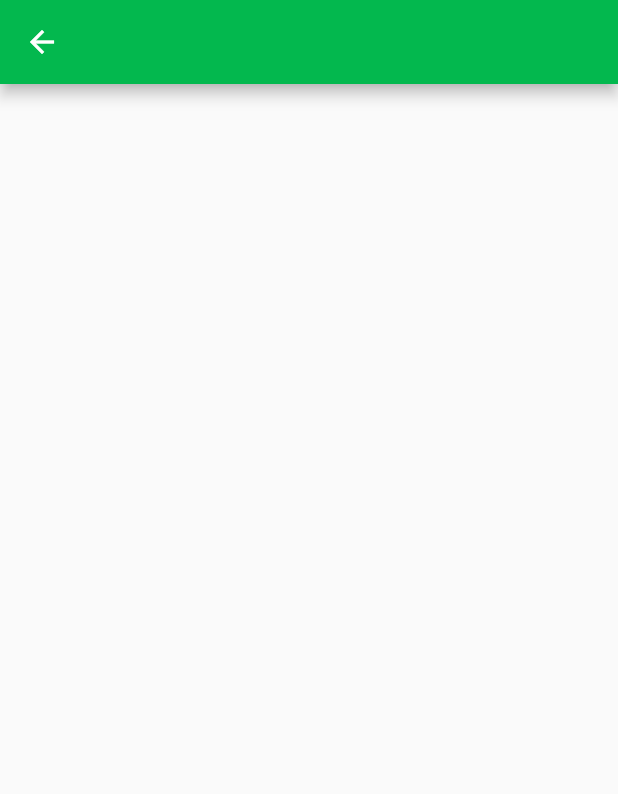
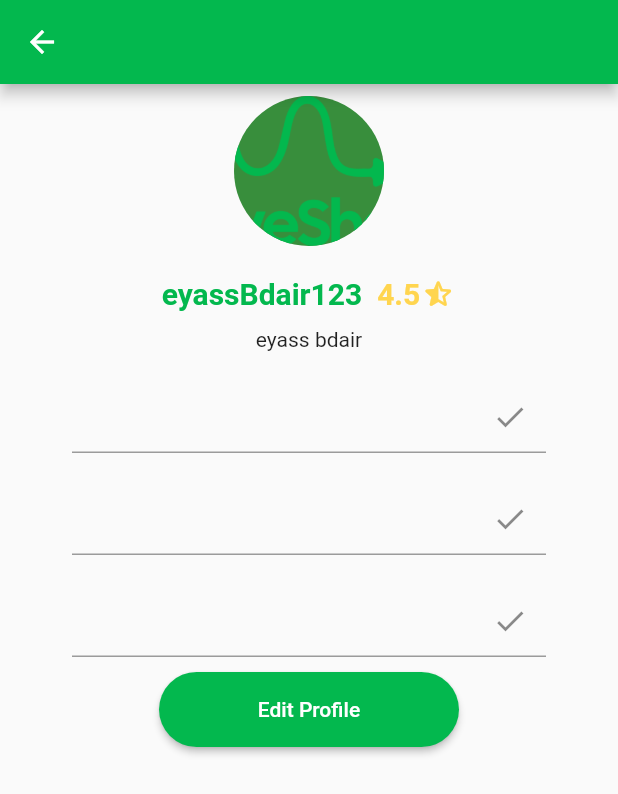
Before and after one commit to MohannadNawasreh/DriveShare, a Flutter app: the EditProfile screen opened directly, on a phone screen of 412 x 824 dp. Shown: the top 794 px of the screen. Run offline on Flutter 3.47's test engine with Material 2 defaults, Android fonts, the light colour scheme and no system bars; our stand-ins replace image_picker.

Commit message:
mohannad5

```diff
--- a/lib/layout/edit_profile.dart
+++ b/lib/layout/edit_profile.dart
@@ -4,25 +4,166 @@ import 'package:flutter/material.dart';
 import 'package:flutter/src/widgets/framework.dart';
 import 'package:flutter/src/widgets/placeholder.dart';
 import 'package:provider/provider.dart';
+import 'package:drive_share/models/Passenger.dart';
 
 import '../providers/passanger_provider.dart';
 import 'find_trip.dart';
 
 class EditProfile extends StatefulWidget {
-  const EditProfile({super.key});
+  const EditProfile({Key? key}) : super(key: key);
 
   @override
-  State<EditProfile> createState() => _EditProfileState();
+  _EditProfileState createState() => _EditProfileState();
 }
 
 class _EditProfileState extends State<EditProfile> {
+  Passenger passenger = Passenger(
+    email: "eyass123@gmail.com",
+    password: "jhnljkn123",
+    userName: "eyassBdair123",
+    phoneNumber: "0123456789",
+    firstName: "eyass",
+    lastName: "bdair",
+  );
+
+  var _controller = TextEditingController();
+  var _controller2 = TextEditingController();
+  var _controller3 = TextEditingController();
+
+  @override
+  void dispose() {
+    _controller.dispose();
+    _controller2.dispose();
+    _controller3.dispose();
+    super.dispose();
+  }
+
   @override
   Widget build(BuildContext context) {
     return Scaffold(
       appBar: AppBar(
-
-        backgroundColor: Color.fromARGB(255, 3, 184, 78),
-      )
+        backgroundColor: const Color.fromARGB(255, 3, 184, 78),
+      ),
+      body: SafeArea(
+        child: Center(
+          child: Padding(
+            padding: const EdgeInsets.all(8.0),
+            child: Column(
+              crossAxisAlignment: CrossAxisAlignment.center,
+              children: [
+                CircleAvatar(
+                  radius: 50,
+                  backgroundImage: AssetImage("images/Untitled-2.png"),
+                ),
+                SizedBox(height: 20),
+                Row(
+                  mainAxisAlignment: MainAxisAlignment.center,
+                  children: [
+                    Text(
+                      passenger.userName!,
+                      style: TextStyle(
+                        fontSize: 20,
+                        fontWeight: FontWeight.bold,
+                        color: const Color.fromARGB(255, 3, 184, 78),
+                      ),
+                    ),
+                    SizedBox(width: 10),
+                    Text(
+                      "4.5",
+                      style: TextStyle(
+                        fontSize: 20,
+                        fontWeight: FontWeight.bold,
+                        color: Colors.amber[300],
+                      ),
+                    ),
+                    Icon(
+                      Icons.star_half_rounded,
+                      color: Colors.amber[300],
+                    ),
+                  ],
+                ),
+                SizedBox(height: 10),
+                Text("${passenger.firstName} ${passenger.lastName}"),
+                SizedBox(height: 10),
+                Padding(
+                  padding:
+                      const EdgeInsets.symmetric(horizontal: 40, vertical: 10),
+                  child: TextFormField(
+                    controller: _controller,
+                    decoration: InputDecoration(
+                      suffixIcon: IconButton(
+                        onPressed: () {
+                          setState(() {
+                            passenger.updateUserInfo(
+                                userName: _controller.text);
+                          });
+                        },
+                        icon: Icon(Icons.done),
+                      ),
+                    ),
+                  ),
+                ),
+                Padding(
+                  padding:
+                      const EdgeInsets.symmetric(horizontal: 40, vertical: 10),
+                  child: TextFormField(
+                    controller: _controller2,
+                    decoration: InputDecoration(
+                      suffixIcon: IconButton(
+                        onPressed: () {
+                          setState(() {
+                            passenger.updateUserInfo(
+                                phoneNumber: _controller2.text);
+                          });
+                        },
+                        icon: Icon(Icons.done),
+                      ),
+                    ),
+                  ),
+                ),
+                Padding(
+                  padding:
+                      const EdgeInsets.symmetric(horizontal: 40, vertical: 10),
+                  child: TextFormField(
+                    controller: _controller3,
+                    decoration: InputDecoration(
+                      suffixIcon: IconButton(
+                        onPressed: () {
+                          setState(() {
+                            passenger.updateUserInfo(
+                                userName: _controller3.text);
+                          });
+                        },
+                        icon: Icon(Icons.done),
+                      ),
+                    ),
+                  ),
+                ),
+                SizedBox(
+                  width: 200,
+                  height: 50,
+                  child: ElevatedButton(
+                    onPressed: () {
+                      Navigator.push(
+                        context,
+                        MaterialPageRoute(
+                          builder: (context) => Profile(passenger: passenger),
+                        ),
+                      );
+                    },
+                    child: const Text("Edit Profile"),
+                    style: ElevatedButton.styleFrom(
+                      primary: const Color.fromARGB(255, 3, 184, 78),
+                      onPrimary: Colors.white,
+                      shape: const StadiumBorder(),
+                    ),
+                  ),
+                ),
+              ],
+            ),
+          ),
+        ),
+      ),
     );
   }
 }
--- a/lib/layout/home_page.dart
+++ b/lib/layout/home_page.dart
@@ -1,7 +1,10 @@
 import 'package:drive_share/layout/plan/plan_trip.dart';
 import 'package:drive_share/layout/plan/register_car_page.dart';
 import 'package:drive_share/layout/profile.dart';
+import 'package:drive_share/models/Passenger.dart';
 import 'package:flutter/material.dart';
+
+
 
 import 'find_trip.dart';
 
@@ -40,7 +43,7 @@ class _HomePageState extends State<HomePage> {
             Navigator.push(
               context,
               MaterialPageRoute(
-                builder: (context) => const Profile(),
+              builder: (context) =>  Profile(passenger: Passenger( email: "eyass123@gmail.com", password: "jhnljkn123", userName: "eyassBdair123", phoneNumber: "0123456789", firstName: "eyass", lastName: "bdair"),),
               ),
             );
           },
--- a/lib/models/Passenger.dart
+++ b/lib/models/Passenger.dart
@@ -7,6 +7,7 @@ class Passenger {
   String ?phoneNumber;
   String ?firstName;
   String ?lastName;
+  XFile ?image;
 
 
   Passenger({required this.email, required this.password, this.userName, this.phoneNumber,this.firstName, this.lastName});
```
Also changed, not shown: lib/layout/profile.dart (+55 -25 lines).
